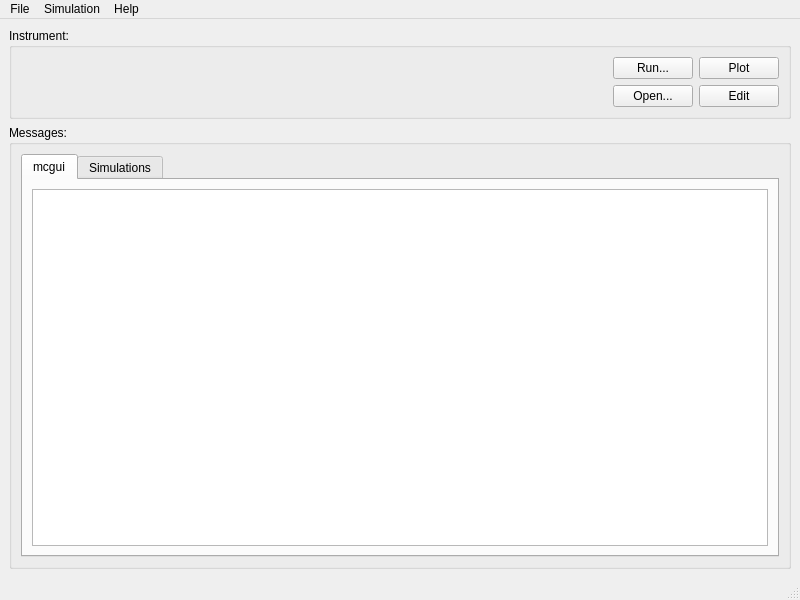
McStasMcXtrace/McCode, file tools/Python/mcgui/mw.ui: the form before one commit.
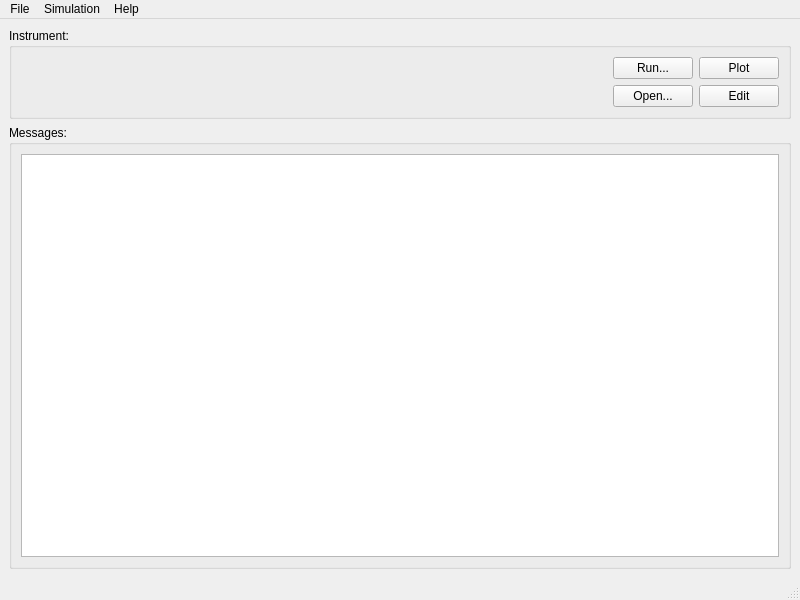
The form after the commit.

Commit message: Single tab for all messages - mcgui-py messages and subprocess stdout is typed in black, subprocess stderr in red.

Diff of the .ui file:
```diff
--- a/tools/Python/mcgui/mw.ui
+++ b/tools/Python/mcgui/mw.ui
@@ -129,31 +129,7 @@
         </property>
         <layout class="QVBoxLayout" name="verticalLayout_3">
          <item>
-          <widget class="QTabWidget" name="tbxMessages">
-           <property name="currentIndex">
-            <number>0</number>
-           </property>
-           <widget class="QWidget" name="tabMcgui">
-            <attribute name="title">
-             <string>mcgui</string>
-            </attribute>
-            <layout class="QVBoxLayout" name="verticalLayout_4">
-             <item>
-              <widget class="QTextBrowser" name="txtbrwMcgui"/>
-             </item>
-            </layout>
-           </widget>
-           <widget class="QWidget" name="tabSim">
-            <attribute name="title">
-             <string>Simulations</string>
-            </attribute>
-            <layout class="QVBoxLayout" name="verticalLayout_5">
-             <item>
-              <widget class="QTextBrowser" name="txtbrwSim"/>
-             </item>
-            </layout>
-           </widget>
-          </widget>
+          <widget class="QTextBrowser" name="txtbrwMcgui"/>
          </item>
         </layout>
        </widget>
```
The commit also changes 3 other files.
